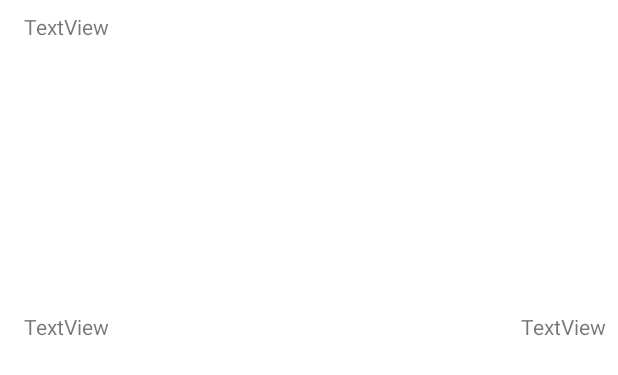
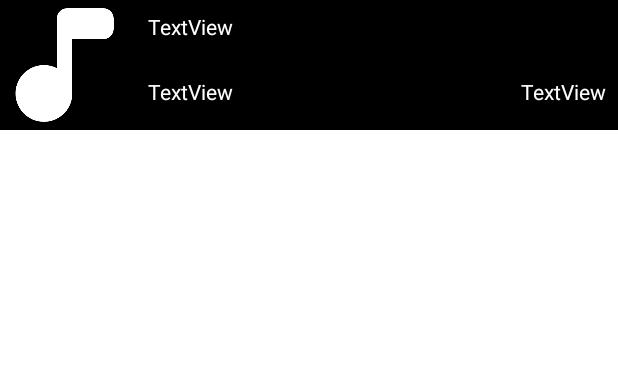
Before and after one commit to cranium44/serenity_android, an Android app: the layout music_list_item.xml on its own in the app's theme, with its tools: preview values and no code run, on a phone screen of 412 x 824 dp. Shown: the top 375 px of the screen. Run offline under Robolectric (Android 15) with nearby library versions, the phone set to English and light mode, and no system bars.

Commit message:
fix metadata

```diff
--- a/app/src/main/java/live/adabe/serenity/feature_audio/models/MusicObject.kt
+++ b/app/src/main/java/live/adabe/serenity/feature_audio/models/MusicObject.kt
@@ -10,7 +10,7 @@ data class MusicObject(
     val name: String,
     val path: String,
     val artist: String,
-    val duration: Int,
-    val genre: String,
+    val duration: String,
+    val album: String,
     val isFavourite: Boolean = false
 ): Parcelable
--- a/app/src/main/java/live/adabe/serenity/feature_audio/ui/player/PlayerFragment.kt
+++ b/app/src/main/java/live/adabe/serenity/feature_audio/ui/player/PlayerFragment.kt
@@ -26,7 +26,7 @@ class PlayerFragment : Fragment() {
         binding = FragmentPlayerBinding.inflate(inflater,container,false)
 
         arguments?.let { bundle ->
-            musicObject = bundle.getParcelable<MusicObject>(CategoryViewHolder.SONG_KEY)!!
+            musicObject = bundle.getParcelable(CategoryViewHolder.SONG_KEY)!!
         }
 
         Timber.d(musicObject.toString())
--- /dev/null
+++ b/app/src/main/res/drawable/tab_indicator.xml
@@ -0,0 +1,4 @@
+<?xml version="1.0" encoding="utf-8"?>
+<shape xmlns:android="http://schemas.android.com/apk/res/android">
+    <gradient android:centerColor="@color/teal_200" android:angle="0"/>
+</shape>
--- a/app/src/main/res/layout/music_list_item.xml
+++ b/app/src/main/res/layout/music_list_item.xml
@@ -6,27 +6,31 @@
     android:layout_width="match_parent"
     android:layout_height="wrap_content"
     android:layout_marginBottom="4dp"
-    tools:layout_height="400dp"
-    android:background="@color/white">
+    android:background="@color/black">
 
     <TextView
         android:id="@+id/song_name"
-        android:layout_width="wrap_content"
+        android:layout_width="0dp"
         android:layout_height="wrap_content"
         android:layout_marginStart="16dp"
         android:layout_marginTop="8dp"
+        android:textColor="@color/white"
         android:text="TextView"
-        app:layout_constraintStart_toStartOf="parent"
+        app:layout_constraintEnd_toStartOf="@+id/song_duration"
+        app:layout_constraintStart_toStartOf="@+id/guideline7"
         app:layout_constraintTop_toTopOf="parent" />
 
     <TextView
         android:id="@+id/song_artist"
-        android:layout_width="wrap_content"
+        android:layout_width="0dp"
         android:layout_height="wrap_content"
         android:layout_marginTop="24dp"
+        android:layout_marginEnd="8dp"
         android:layout_marginBottom="16dp"
+        android:textColor="@color/white"
         android:text="TextView"
         app:layout_constraintBottom_toBottomOf="parent"
+        app:layout_constraintEnd_toStartOf="@+id/song_duration"
         app:layout_constraintStart_toStartOf="@+id/song_name"
         app:layout_constraintTop_toBottomOf="@+id/song_name" />
 
@@ -36,6 +40,26 @@
         android:layout_height="wrap_content"
         android:layout_marginEnd="8dp"
         android:text="TextView"
+        android:textColor="@color/white"
         app:layout_constraintBottom_toBottomOf="@+id/song_artist"
         app:layout_constraintEnd_toEndOf="parent" />
+
+    <ImageView
+        android:contentDescription="@string/image"
+        android:id="@+id/album_art"
+        android:layout_width="0dp"
+        android:layout_height="0dp"
+        app:layout_constraintBottom_toBottomOf="parent"
+        app:layout_constraintEnd_toStartOf="@+id/guideline7"
+        app:layout_constraintStart_toStartOf="parent"
+        app:layout_constraintTop_toTopOf="parent"
+        app:srcCompat="@drawable/ic_song" />
+
+    <androidx.constraintlayout.widget.Guideline
+        android:id="@+id/guideline7"
+        android:layout_width="wrap_content"
+        android:layout_height="wrap_content"
+        android:orientation="vertical"
+        app:layout_constraintGuide_percent="0.2"
+        />
 </androidx.constraintlayout.widget.ConstraintLayout>
```
Also changed, not shown: app/src/main/java/live/adabe/serenity/feature_audio/ui/home/HomeViewModel.kt (+15 -15 lines).
